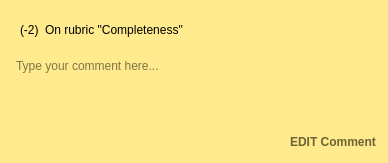
First picture: the form in TurboGrade/ui/commentcard.ui, repository wassgha/TurboGrade, before the edit.
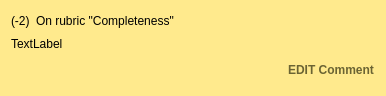
Second picture: the form after the edit.

Commit message: Fixed comment cards

```diff
--- a/TurboGrade/ui/commentcard.ui
+++ b/TurboGrade/ui/commentcard.ui
@@ -6,26 +6,26 @@
    <rect>
     <x>0</x>
     <y>0</y>
-    <width>388</width>
-    <height>163</height>
+    <width>386</width>
+    <height>96</height>
    </rect>
   </property>
   <property name="sizePolicy">
-   <sizepolicy hsizetype="Fixed" vsizetype="Preferred">
+   <sizepolicy hsizetype="Expanding" vsizetype="Fixed">
     <horstretch>0</horstretch>
     <verstretch>0</verstretch>
    </sizepolicy>
   </property>
   <property name="minimumSize">
    <size>
-    <width>130</width>
+    <width>0</width>
     <height>0</height>
    </size>
   </property>
   <property name="maximumSize">
    <size>
     <width>16777215</width>
-    <height>163</height>
+    <height>16777215</height>
    </size>
   </property>
   <property name="windowTitle">
@@ -53,7 +53,25 @@
   <layout class="QVBoxLayout" name="verticalLayout">
    <item>
     <widget class="QWidget" name="info_container" native="true">
+     <property name="sizePolicy">
+      <sizepolicy hsizetype="Preferred" vsizetype="Fixed">
+       <horstretch>0</horstretch>
+       <verstretch>0</verstretch>
+      </sizepolicy>
+     </property>
      <layout class="QHBoxLayout" name="info">
+      <property name="leftMargin">
+       <number>0</number>
+      </property>
+      <property name="topMargin">
+       <number>0</number>
+      </property>
+      <property name="rightMargin">
+       <number>0</number>
+      </property>
+      <property name="bottomMargin">
+       <number>0</number>
+      </property>
       <item>
        <widget class="QLabel" name="adjust_grade">
         <property name="sizePolicy">
@@ -68,6 +86,9 @@
         <property name="text">
          <string>(-2)</string>
         </property>
+        <property name="alignment">
+         <set>Qt::AlignLeading|Qt::AlignLeft|Qt::AlignVCenter</set>
+        </property>
        </widget>
       </item>
       <item>
@@ -81,27 +102,18 @@
     </widget>
    </item>
    <item>
-    <widget class="QTextEdit" name="comment">
+    <widget class="QLabel" name="comment">
      <property name="sizePolicy">
-      <sizepolicy hsizetype="Expanding" vsizetype="Minimum">
+      <sizepolicy hsizetype="Preferred" vsizetype="Fixed">
        <horstretch>0</horstretch>
        <verstretch>0</verstretch>
       </sizepolicy>
      </property>
-     <property name="maximumSize">
-      <size>
-       <width>16777214</width>
-       <height>16777215</height>
-      </size>
+     <property name="text">
+      <string>TextLabel</string>
      </property>
-     <property name="sizeAdjustPolicy">
-      <enum>QAbstractScrollArea::AdjustToContents</enum>
-     </property>
-     <property name="readOnly">
-      <bool>true</bool>
-     </property>
-     <property name="placeholderText">
-      <string>Type your comment here...</string>
+     <property name="alignment">
+      <set>Qt::AlignLeading|Qt::AlignLeft|Qt::AlignTop</set>
      </property>
     </widget>
    </item>
```
The commit also changes 2 other files.
